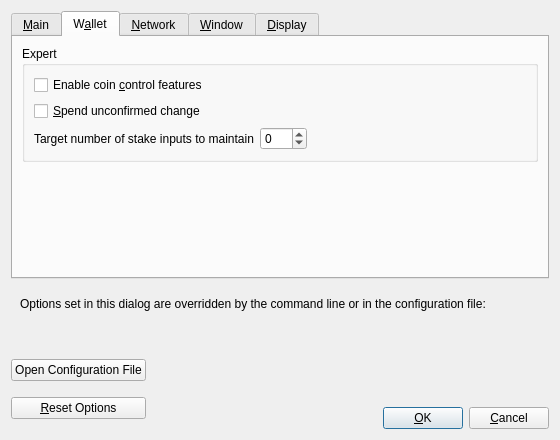
This is src/qt/forms/optionsdialog.ui in ElectraProtocol/XEP-Core as Qt 5 draws it before an edit. The edited form follows.
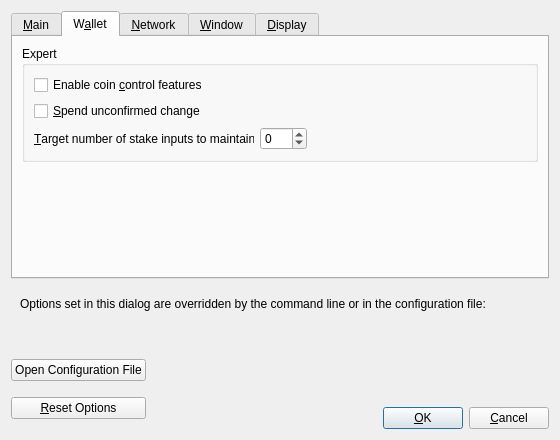
This is the edited form. The open tabs and pages were chosen to show the change. Custom widgets are drawn as their Qt base class.

```diff
--- a/src/qt/forms/optionsdialog.ui
+++ b/src/qt/forms/optionsdialog.ui
@@ -231,7 +231,7 @@
             <item>
              <widget class="QLabel" name="targetStakeInputsLabel">
               <property name="text">
-               <string>Target number of stake inputs to maintain</string>
+               <string>&amp;Target number of stake inputs to maintain</string>
               </property>
               <property name="textFormat">
                <enum>Qt::PlainText</enum>
```
